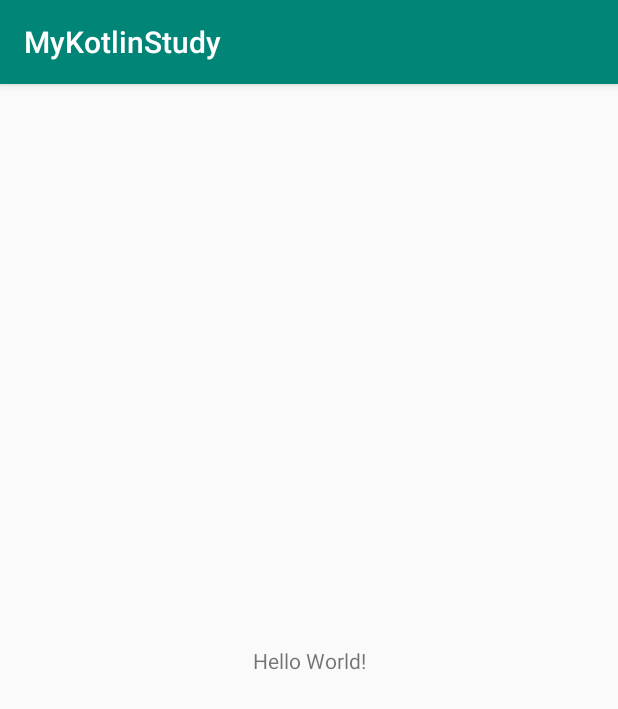
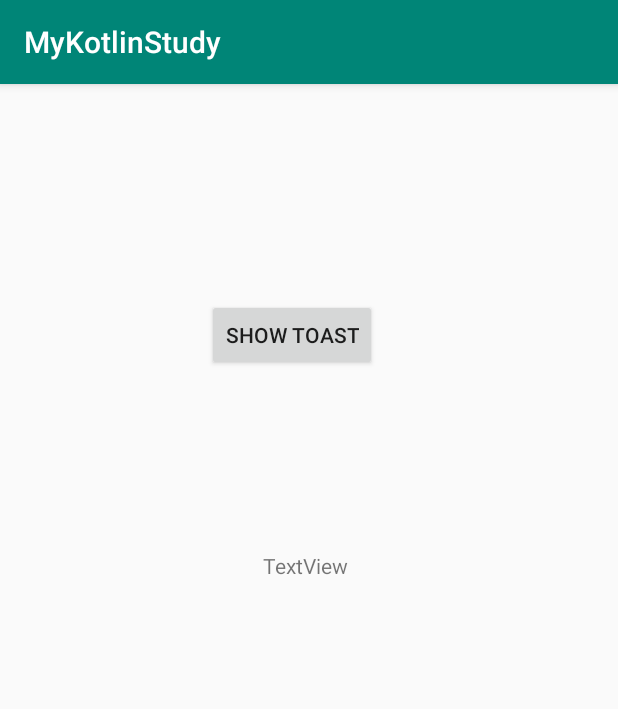
Before and after one commit to diamong/MyKotlinStudy01, an Android app: the screen it shows after launch (MainActivity), on a phone screen of 412 x 824 dp. Shown: the top 709 px of the screen. Run offline under Robolectric (Android 15) with nearby library versions, the phone set to English and light mode, and no system bars.

Commit message:
Section Two, Video Two

```diff
--- a/app/src/main/java/com/diamong/mykotlinstudy/MainActivity.kt
+++ b/app/src/main/java/com/diamong/mykotlinstudy/MainActivity.kt
@@ -1,12 +1,22 @@
 package com.diamong.mykotlinstudy
 
+import android.os.Bundle
 import android.support.v7.app.AppCompatActivity
-import android.os.Bundle
+import android.util.Log
+import android.widget.Toast
+import kotlinx.android.synthetic.main.activity_main.*
+
 
 class MainActivity : AppCompatActivity() {
-
     override fun onCreate(savedInstanceState: Bundle?) {
         super.onCreate(savedInstanceState)
         setContentView(R.layout.activity_main)
+
+        button.setOnClickListener {
+            Log.i("MainActivity","Button Clicked")
+            Toast.makeText(applicationContext,"Button was Clicked!!!!!",Toast.LENGTH_LONG).show()
+        }
+
     }
+
 }
--- a/app/src/main/res/layout/activity_main.xml
+++ b/app/src/main/res/layout/activity_main.xml
@@ -1,19 +1,26 @@
 <?xml version="1.0" encoding="utf-8"?>
-<android.support.constraint.ConstraintLayout
+<RelativeLayout
         xmlns:android="http://schemas.android.com/apk/res/android"
         xmlns:tools="http://schemas.android.com/tools"
-        xmlns:app="http://schemas.android.com/apk/res-auto"
         android:layout_width="match_parent"
         android:layout_height="match_parent"
         tools:context=".MainActivity">
 
-    <TextView
+
+    <Button
+            android:text="Show toast"
             android:layout_width="wrap_content"
             android:layout_height="wrap_content"
-            android:text="Hello World!"
-            app:layout_constraintBottom_toBottomOf="parent"
-            app:layout_constraintLeft_toLeftOf="parent"
-            app:layout_constraintRight_toRightOf="parent"
-            app:layout_constraintTop_toTopOf="parent"/>
-
-</android.support.constraint.ConstraintLayout>
+            android:layout_alignParentStart="true"
+            android:layout_marginStart="138dp"
+            android:layout_alignParentTop="true"
+            android:id="@+id/button"
+            android:layout_marginTop="143dp"/>
+    <TextView
+            android:text="TextView"
+            android:layout_width="wrap_content"
+            android:layout_height="wrap_content" android:layout_alignParentStart="true"
+            android:layout_marginStart="175dp" android:id="@+id/textView"
+            android:layout_marginTop="120dp" android:layout_below="@+id/button" android:layout_alignParentEnd="true"
+            android:layout_marginEnd="177dp"/>
+</RelativeLayout>
```
